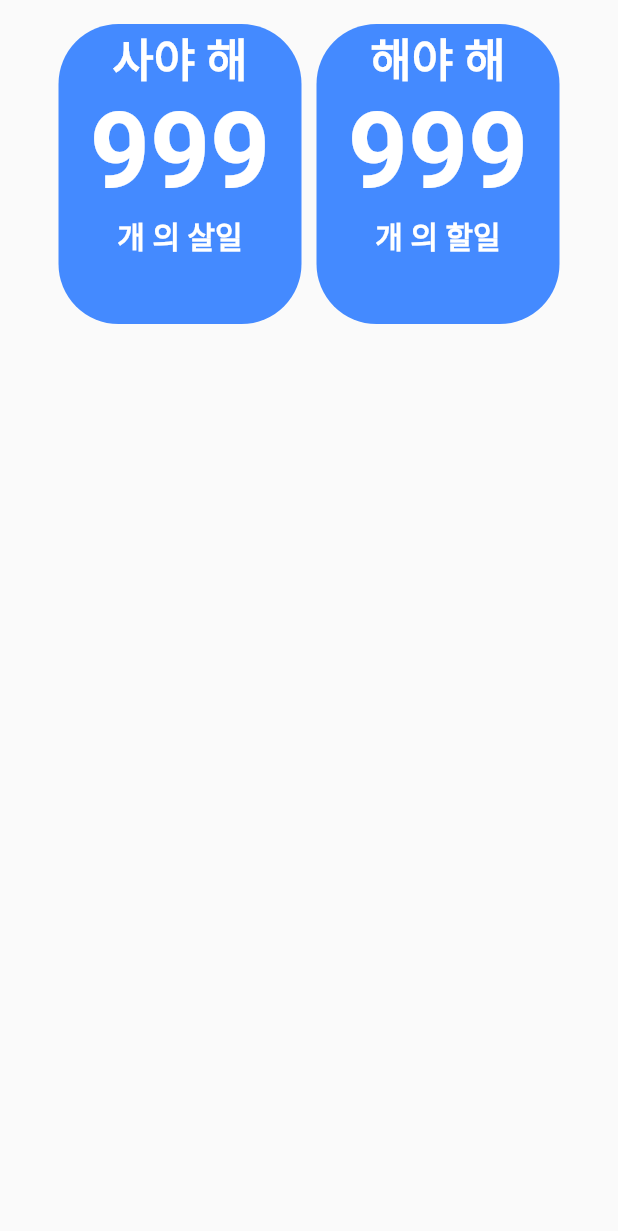
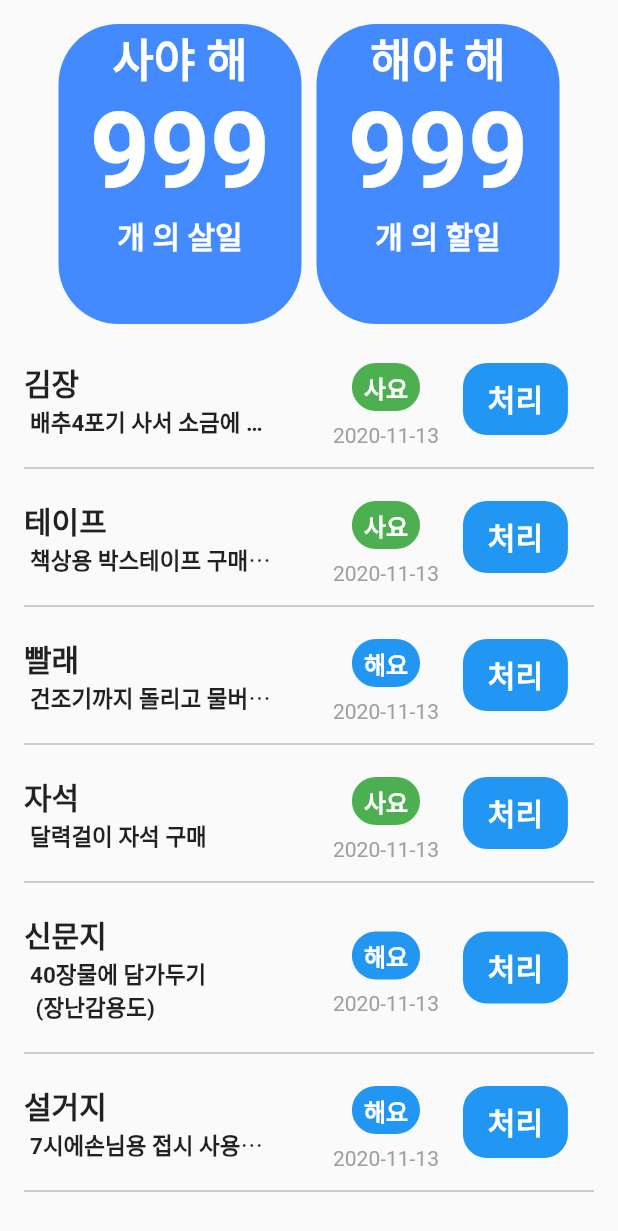
Before and after one commit to Kimchi-dev/smart_memo, a Flutter app: the BottomNavTodoList widget shown alone on an empty page, opened directly, after a tap on "사야 해", on a phone screen of 412 x 824 dp. Shown: the top 1231 px of the screen. Run offline on Flutter 3.47's test engine with Material 2 defaults, Android fonts, the phone set to English and light mode, and no system bars; our stand-ins replace hexcolor, rflutter_alert; statements that could not run were skipped.

Commit message:
#커스텀 위젯 함수
유틸클래스 추가

```diff
--- a/lib/main.dart
+++ b/lib/main.dart
@@ -77,7 +77,7 @@ class _Smart_memo_homeState extends State<Smart_memo_home> {
         selectedFontSize: 14,
         items: [
           BottomNavigationBarItem(
-              icon: Icon(Icons.home),
+              icon: Icon(Icons.calendar_today),
               title: Text('홈',
               style: TextStyle(
                 fontWeight: FontWeight.bold
@@ -93,8 +93,8 @@ class _Smart_memo_homeState extends State<Smart_memo_home> {
                 ),),
               backgroundColor: Colors.lightBlue),
           BottomNavigationBarItem(
-              icon: Icon(Icons.people),
-              title: Text('다른 모임',
+              icon: Icon(Icons.done_outline),
+              title: Text('완료',
                 style: TextStyle(
                     fontWeight: FontWeight.bold
                 ),),
--- /dev/null
+++ b/lib/src/Util/fn_util/customFormatter.dart
@@ -0,0 +1,16 @@
+import 'package:intl/intl.dart';
+
+class CustomFormatter{
+
+  static DateFormat dateFormatKr = DateFormat('yy년 MM월 dd일');
+  static DateFormat datefomatHyphen = DateFormat('yyyy-MM-dd');
+
+  static String dateToKrString(DateTime date){
+    return dateFormatKr.format(date);
+  }
+
+  static String dateToHyphenString(DateTime date){
+    return datefomatHyphen.format(date);
+  }
+
+}
--- /dev/null
+++ b/lib/src/Util/widget_util/CustomWidgetMaker.dart
@@ -0,0 +1,320 @@
+import 'package:flutter/material.dart';
+import 'package:rflutter_alert/rflutter_alert.dart';
+import 'package:smart_memo/src/Util/fn_util/customFormatter.dart';
+import 'package:smart_memo/src/vo/memodetail.dart';
+
+class CustomWidgetMaker{
+
+  static Widget getBuyOrTodo(String todoCode){
+    String chTodoString;
+    Color chTodoColor;
+    if(todoCode == 'todo001'){
+      chTodoString = "사요";
+      chTodoColor = Colors.green;
+    }else if(todoCode == 'todo002'){
+      chTodoString = "해요";
+      chTodoColor = Colors.blue;
+    }
+    return Container(
+      margin: EdgeInsets.symmetric(vertical: 8.0),
+      padding: EdgeInsets.symmetric(horizontal: 8.0 ,vertical: 4.0),
+      decoration: BoxDecoration(
+          borderRadius: BorderRadius.circular(16.0),
+          color: chTodoColor),
+      child: Text(
+        chTodoString,
+        style: TextStyle(
+          fontWeight: FontWeight.bold,
+          fontSize: 16,
+          color: Colors.white
+        ),
+      ),
+    );
+  }
+
+  static List<Widget> memoListToWidget(List<Memo>  memoList,BuildContext context){
+    List<Widget> widgetList = [];
+    for (Memo memo in memoList)
+      widgetList.add(Column(
+        children: <Widget>[
+          InkWell(
+            onTap: (){
+              showDialog(
+                  context: context,
+                  builder: (context) {
+                    return AlertDialog(
+                      shape: RoundedRectangleBorder(
+                          borderRadius: BorderRadius.all(Radius.circular(10.0))),
+                      backgroundColor: Colors.white,
+                      title: Text('${memo.memo}'),
+                      content: Builder(
+                        builder: (context) {
+                          // Get available height and width of the build area of this widget. Make a choice depending on the size.
+                          var height = MediaQuery.of(context).size.height;
+                          var width = MediaQuery.of(context).size.width;
+
+                          return Container(
+                            height: height *0.5,
+                            width: width *0.7,
+                            child: SingleChildScrollView(
+                              child: ListBody(
+                                children: <Widget>[
+                                  Text('${memo.detailMemo}'),
+                                ],
+                              ),
+                            ),
+                          );
+                        },
+                      ),
+                      actions: <Widget>[
+
+                        DialogButton(
+                          child: Text(
+                            "확인",
+                            style: TextStyle(color: Colors.white, fontSize: 20),
+                          ),
+                          onPressed: () => Navigator.pop(context),
+                          color: Colors.blueAccent,
+                          radius: BorderRadius.circular(10.0),
+                        ),
+                      ],
+                    );
+                  });
+            },
+            child: Column(
+              children: <Widget>[
+                Row(
+                  children: <Widget>[
+                    Padding(
+                      padding: const EdgeInsets.symmetric(vertical: 8.0),
+                      child: Column(
+                        children: <Widget>[
+                          Container(
+                            width: MediaQuery.of(context).size.width * 0.5,
+                            padding: EdgeInsets.symmetric(horizontal: 16.0),
+                            child: Text(
+                              '${memo.memo}',
+                              textAlign: TextAlign.left,
+                              style: TextStyle(
+                                fontWeight: FontWeight.bold,
+                                fontSize: 20,
+                              ),
+                              overflow: TextOverflow.ellipsis,
+                            ),
+                          ),
+                          Container(
+                            width: MediaQuery.of(context).size.width * 0.5,
+                            padding: EdgeInsets.symmetric(horizontal: 20.0),
+                            child: Text(
+                              '${memo.detailMemo}',
+                              textAlign: TextAlign.left,
+                              overflow: TextOverflow.ellipsis,
+                              style: TextStyle(
+                                fontWeight: FontWeight.bold,
+                                fontSize: 15,
+                              ),
+                            ),
+                          ),
+                        ],
+                      ),
+                    ),
+                    Column(
+                      children: <Widget>[
+                        CustomWidgetMaker.getBuyOrTodo(memo.toDoType),
+                        Container(
+                          padding: EdgeInsets.symmetric(horizontal: 16.0),
+                          child: Text(
+                            CustomFormatter.dateToHyphenString(
+                                memo.startDate),
+                            textAlign: TextAlign.left,
+                            style:
+                            TextStyle(fontSize: 14, color: Colors.grey),
+                          ),
+                        ),
+                      ],
+                    ),
+                    Container(
+                      width: 70,
+                      decoration: BoxDecoration(
+                        color: Colors.blue,
+                        borderRadius: BorderRadius.circular(16.0),
+                      ),
+                      child: FlatButton(
+                        child: Text(
+                          '처리',
+                          style: TextStyle(
+                              fontWeight: FontWeight.bold,
+                              fontSize: 20,
+                              color: Colors.white
+                          ),
+                        ),
+                        onPressed: (){
+
+                        },
+                      ),
+                    )
+                  ],
+                ),
+              ],
+            ),
+          ),
+          Padding(
+            padding: const EdgeInsets.symmetric(
+                horizontal: 16.0, vertical: 4),
+            child: Divider(
+              color: Colors.grey,
+            ),
+          ),
+        ],
+      ));
+    return widgetList;
+  }
+
+  static List<Widget> onlyTypeList (List<Memo> memoList,BuildContext context,String todoType){
+    List<Widget> widgetList = [];
+
+
+
+    for (Memo memo in memoList){
+        if(memo.toDoType == todoType){
+          print(memo);
+          widgetList.add(Column(
+            children: <Widget>[
+              InkWell(
+                onTap: (){
+                  showDialog(
+                      context: context,
+                      builder: (context) {
+                        return AlertDialog(
+                          shape: RoundedRectangleBorder(
+                              borderRadius: BorderRadius.all(Radius.circular(10.0))),
+                          backgroundColor: Colors.white,
+                          title: Text('${memo.memo}'),
+                          content: Builder(
+                            builder: (context) {
+                              // Get available height and width of the build area of this widget. Make a choice depending on the size.
+                              var height = MediaQuery.of(context).size.height;
+                              var width = MediaQuery.of(context).size.width;
+
+                              return Container(
+                                height: height *0.5,
+                                width: width *0.7,
+                                child: SingleChildScrollView(
+                                  child: ListBody(
+                                    children: <Widget>[
+                                      Text('${memo.detailMemo}'),
+                                    ],
+                                  ),
+                                ),
+                              );
+                            },
+                          ),
+                          actions: <Widget>[
+
+                            DialogButton(
+                              child: Text(
+                                "확인",
+                                style: TextStyle(color: Colors.white, fontSize: 20),
+                              ),
+                              onPressed: () => Navigator.pop(context),
+                              color: Colors.blueAccent,
+                              radius: BorderRadius.circular(10.0),
+                            ),
+                          ],
+                        );
+                      });
+                },
+                child: Column(
+                  children: <Widget>[
+                    Row(
+                      children: <Widget>[
+                        Padding(
+                          padding: const EdgeInsets.symmetric(vertical: 8.0),
+                          child: Column(
+                            children: <Widget>[
+                              Container(
+                                width: MediaQuery.of(context).size.width * 0.5,
+                                padding: EdgeInsets.symmetric(horizontal: 16.0),
+                                child: Text(
+                                  '${memo.memo}',
+                                  textAlign: TextAlign.left,
+                                  style: TextStyle(
+                                    fontWeight: FontWeight.bold,
+                                    fontSize: 20,
+                                  ),
+                                  overflow: TextOverflow.ellipsis,
+                                ),
+                              ),
+                              Container(
+                                width: MediaQuery.of(context).size.width * 0.5,
+                                padding: EdgeInsets.symmetric(horizontal: 20.0),
+                                child: Text(
+                                  '${memo.detailMemo}',
+                                  textAlign: TextAlign.left,
+                                  overflow: TextOverflow.ellipsis,
+                                  style: TextStyle(
+                                    fontWeight: FontWeight.bold,
+                                    fontSize: 15,
+                                  ),
+                                ),
+                              ),
+                            ],
+                          ),
+                        ),
+                        Column(
+                          children: <Widget>[
+                            CustomWidgetMaker.getBuyOrTodo(memo.toDoType),
+                            Container(
+                              padding: EdgeInsets.symmetric(horizontal: 16.0),
+                              child: Text(
+                                CustomFormatter.dateToHyphenString(
+                                    memo.startDate),
+                                textAlign: TextAlign.left,
+                                style:
+                                TextStyle(fontSize: 14, color: Colors.grey),
+                              ),
+                            ),
+                          ],
+                        ),
+                        Container(
+                          width: 70,
+                          decoration: BoxDecoration(
+                            color: Colors.blue,
+                            borderRadius: BorderRadius.circular(16.0),
+                          ),
+                          child: FlatButton(
+                            child: Text(
+                              '처리',
+                              style: TextStyle(
+                                  fontWeight: FontWeight.bold,
+                                  fontSize: 20,
+                                  color: Colors.white
+                              ),
+                            ),
+                            onPressed: (){
+
+                            },
+                          ),
+                        )
+                      ],
+                    ),
+                  ],
+                ),
+              ),
+              Padding(
+                padding: const EdgeInsets.symmetric(
+                    horizontal: 16.0, vertical: 4),
+                child: Divider(
+                  color: Colors.grey,
+                ),
+              ),
+            ],
+          ));
+      }else{
+
+        }
+    }
+    return widgetList;
+
+  }
+}
--- a/lib/src/ui/bottomNavBar/bottomNavHome.dart
+++ b/lib/src/ui/bottomNavBar/bottomNavHome.dart
@@ -1,10 +1,9 @@
 import 'dart:async';
 
 import 'package:flutter/material.dart';
-import 'package:intl/intl.dart';
 import 'package:smart_memo/src/ui/smo_calendar/smoCalendar.dart';
 import 'package:smart_memo/src/vo/memodetail.dart';
-
+import 'file:///C:/Users/Administrator/AndroidStudioProjects/smart_memo/lib/src/Util/fn_util/customFormatter.dart';
 
 class BottomNavHome extends StatefulWidget {
   @override
@@ -17,7 +16,6 @@ class _BottomNavHomeState extends State<BottomNavHome> {
   final _addFormKey = GlobalKey<FormState>();
   DateTime _selectedDate;
   String _selectedTime;
-  DateFormat dateFormat = DateFormat('yy년 MM월 dd일');
   Icon collapseIcon = Icon(Icons.arrow_drop_down);
   String collapseString = "+";
   //상세등록 애니메이션을 위한 위젯 크기
@@ -111,7 +109,7 @@ class _BottomNavHomeState extends State<BottomNavHome> {
                                     child: Text(
                                       _selectedDate == null
                                           ? '날짜를 선택해주세요.'
-                                          : dateFormat.format(_selectedDate),
+                                          : CustomFormatter.dateToKrString(_selectedDate),
                                       style: TextStyle(
                                         fontWeight: FontWeight.w700,
                                         fontSize: 20,
--- a/lib/src/ui/bottomNavBar/bottomNavTodoList.dart
+++ b/lib/src/ui/bottomNavBar/bottomNavTodoList.dart
@@ -1,10 +1,12 @@
 import 'dart:async';
-
 import 'package:flutter/material.dart';
 import 'package:hexcolor/hexcolor.dart';
 import 'package:smart_memo/src/vo/memodetail.dart';
+import 'package:smart_memo/src/Util/widget_util/CustomWidgetMaker.dart';
 
 class BottomNavTodoList extends StatefulWidget {
+  BottomNavTodoList({Key key, this.title}) : super(key: key);
+  final String title;
   @override
   _BottomNavTodoListState createState() => _BottomNavTodoListState();
 }
@@ -13,45 +15,45 @@ class _BottomNavTodoListState extends State<BottomNavTodoList> {
   List<Memo> memoList = [];
   List<Widget> widgetList = [];
 
+  @override
+  void initState() {
+    initMemoList();
+    super.initState();
+  }
   void initMemoList() {
-    memoList.add(new Memo('김장', '배추4포기', DateTime.now(), DateTime.now(),
-        TimeOfDay.now(), TimeOfDay.now()));
-    memoList.add(new Memo('테이프', '책상용', DateTime.now(), DateTime.now(),
-        TimeOfDay.now(), TimeOfDay.now()));
-    memoList.add(new Memo('자석', '', DateTime.now(), DateTime.now(),
-        TimeOfDay.now(), TimeOfDay.now()));
-    memoList.add(new Memo('신문지', '40장', DateTime.now(), DateTime.now(),
-        TimeOfDay.now(), TimeOfDay.now()));
-    memoList.add(new Memo('빨래', '건조기까지', DateTime.now(), DateTime.now(),
-        TimeOfDay.now(), TimeOfDay.now()));
-    memoList.add(new Memo('설거지', '7시에손님', DateTime.now(), DateTime.now(),
-        TimeOfDay.now(), TimeOfDay.now()));
+    memoList = [];
+    widgetList = [];
+    memoList.add(new Memo('김장', '배추4포기 사서 소금에 절여서 대야에 놓기', DateTime.now(), DateTime.now(),
+        TimeOfDay.now(), TimeOfDay.now(),'todo001'));
+    memoList.add(new Memo('테이프', '책상용 박스테이프 구매하기', DateTime.now(), DateTime.now(),
+        TimeOfDay.now(), TimeOfDay.now(),'todo001'));
+    memoList.add(new Memo('빨래', '건조기까지 돌리고 물버리고 먼지비우기', DateTime.now(), DateTime.now(),
+        TimeOfDay.now(), TimeOfDay.now(),'todo002'));
+    memoList.add(new Memo('자석', '달력걸이 자석 구매', DateTime.now(), DateTime.now(),
+        TimeOfDay.now(), TimeOfDay.now(),'todo001'));
+    memoList.add(new Memo('신문지', '40장물에 담가두기 \n (장난감용도)', DateTime.now(), DateTime.now(),
+        TimeOfDay.now(), TimeOfDay.now(),'todo002'));
+    memoList.add(new Memo('설거지', '7시에손님용 접시 사용예정 \n 이라 설거지후 플레이팅준비', DateTime.now(), DateTime.now(),
+        TimeOfDay.now(), TimeOfDay.now(),'todo002'));
+    print('in initState');
   }
 
   Color _buttonPressColor = Colors.blueAccent;
 
+
   @override
   Widget build(BuildContext context) {
+    widgetList = CustomWidgetMaker.memoListToWidget(memoList,context);
     return RefreshIndicator(
       onRefresh: () async {
         Completer<Null> completer = new Completer<Null>();
         await Future.delayed(Duration(seconds: 1)).then((onvalue) {
           initMemoList();
           print('memoList.length : ${memoList.length}');
-          for (Memo memo in memoList)
-            widgetList.add(Column(
-              children: <Widget>[
-                Container(
-                  child: Text('${memo.memo}'),
-                ),
-                Divider(
-                  color: Colors.grey,
-                )
-              ],
-            ));
+
           completer.complete();
           setState(() {
-
+            widgetList = CustomWidgetMaker.memoListToWidget(memoList,context);
           });
           print('widgetList : ${widgetList.length}');
         });
@@ -70,7 +72,14 @@ class _BottomNavTodoListState extends State<BottomNavTodoList> {
                   focusColor: Colors.black,
                   splashColor: Colors.transparent,
                   highlightColor: HexColor('#18268a'),
-                  onPressed: () {},
+                  onPressed: () {
+                    widgetList = [];
+                    setState(() {
+                      widgetList = CustomWidgetMaker.onlyTypeList(memoList,context,'todo001');
+                      print('widgetList.length = ${widgetList.length}');
+                      print('in setState');
+                    });
+                  },
                   shape: RoundedRectangleBorder(
                     borderRadius: BorderRadius.circular(40.0),
                   ),
@@ -114,7 +123,12 @@ class _BottomNavTodoListState extends State<BottomNavTodoList> {
                   color: Colors.blueAccent,
                   splashColor: Colors.transparent,
                   highlightColor: HexColor('#18268a'),
-                  onPressed: () {},
+                  onPressed: () {
+                    initMemoList();
+                    setState(() {
+                      widgetList = [];
+                    });
+                  },
                   shape: RoundedRectangleBorder(
                     borderRadius: BorderRadius.circular(40.0),
                   ),
--- a/lib/src/vo/memodetail.dart
+++ b/lib/src/vo/memodetail.dart
@@ -7,6 +7,7 @@ class Memo{
   DateTime _smoEndDate;
   TimeOfDay _smoStartTime;
   TimeOfDay _smoEndTime;
+  String _smoTodoType;
 
   get memo => _smoMemo;
   get detailMemo => _smoDetailMemo;
@@ -14,6 +15,7 @@ class Memo{
   get endDate => _smoEndDate;
   get startTime => _smoStartTime;
   get endTime => _smoEndTime;
+  get toDoType => _smoTodoType;
 
   Memo(
   this._smoMemo,
@@ -21,7 +23,8 @@ class Memo{
   this._smoStartDate,
   this._smoEndDate,
   this._smoStartTime,
-  this._smoEndTime
+  this._smoEndTime,
+  this._smoTodoType
   );
 
   set memoSet (String smoMemo) => _smoMemo = smoMemo;
@@ -30,9 +33,9 @@ class Memo{
   set endDateSet (DateTime smoDate) => _smoEndDate = smoDate;
   set startTimeSet (TimeOfDay smoTime) => _smoStartTime = smoTime;
   set endTimeSet (TimeOfDay smoTime) => _smoEndTime = smoTime;
-
+  set smoTypeSet (String smoTodoType) => _smoTodoType = smoTodoType;
   @override
-  String toString(){
+    String toString(){
     return'[$memo ,$detailMemo ,$startDate ,$endDate ,$startTime ,$endTime]';
   }
 }
```
Also changed, not shown: pubspec.lock.
